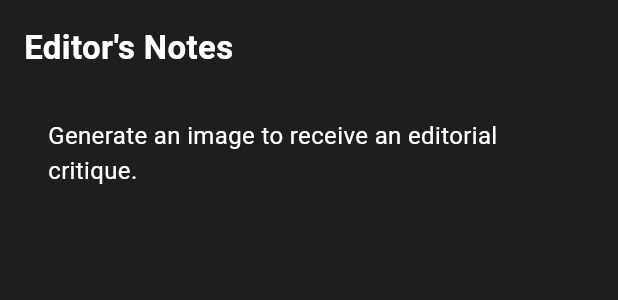
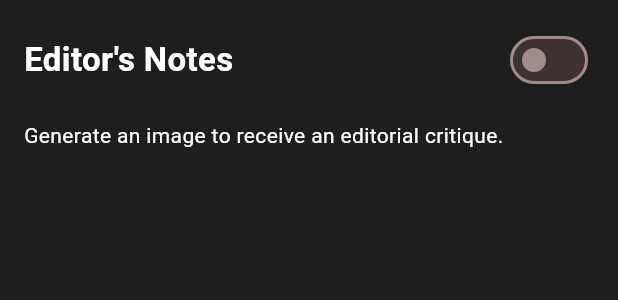
Before and after one commit to ghchinoy/editorial-look, a Flutter app: the CritiquePanel widget shown alone on an empty page, opened directly with empty values, on a phone screen of 412 x 824 dp. Shown: the top 300 px of the screen. Run offline on Flutter 3.47's test engine with Material 3 defaults, Android fonts, the light colour scheme and no system bars; our stand-ins replace cached_network_image, cloud_firestore, firebase_ai, firebase_auth, firebase_core, firebase_storage and 5 more; accounts and stored records are empty; generated files the repository leaves out were written again; network calls fail.

Commit message:
feat: Implement structured critique and aesthetic scores
This commit introduces a structured critique feature that provides users with more detailed feedback on their generated images. It also adds a feature to display an aesthetic score for each image.

Features:
- Updates the Gemini prompt to return a structured JSON object with an intro, per-image critiques, and a closing.
- Parses the JSON response and stores it in a new state variable.
- Updates the `CritiquePanel` widget to display the structured critique in a more organized format.
- Adds an aesthetic score overlay to the images in both the `ImageGrid` and `PageView` layouts.
- Adds a toggle to the `CritiquePanel` to show or hide the aesthetic score overlays.
- Stores the structured critique data in Firestore to persist it.

Fixes:
- Fixes a bug where the "Latest Looks" text was not visible in dark mode.
- Fixes a bug where the cards in the `CritiquePanel` were not using the correct theme colors in dark mode.

```diff
--- a/nina-app/lib/widgets/critique_panel.dart
+++ b/nina-app/lib/widgets/critique_panel.dart
@@ -3,11 +3,22 @@ import 'package:flutter_markdown/flutter_markdown.dart';
 
 /// A widget that displays the critique text from the model.
 class CritiquePanel extends StatelessWidget {
-  /// The critique text to display.
-  final String critiqueText;
+  /// The structured critique to display.
+  final Map<String, dynamic>? structuredCritique;
+
+  /// Whether to show the aesthetic scores on the images.
+  final bool showAestheticScores;
+
+  /// A callback to handle changes to the aesthetic score visibility.
+  final ValueChanged<bool> onShowAestheticScoresChanged;
 
   /// Creates a new [CritiquePanel] instance.
-  const CritiquePanel({super.key, required this.critiqueText});
+  const CritiquePanel({
+    super.key,
+    this.structuredCritique,
+    required this.showAestheticScores,
+    required this.onShowAestheticScoresChanged,
+  });
 
   @override
   Widget build(BuildContext context) {
@@ -17,6 +28,9 @@ class CritiquePanel extends StatelessWidget {
       child: Column(
         crossAxisAlignment: CrossAxisAlignment.start,
         children: [
+          Row(
+            mainAxisAlignment: MainAxisAlignment.spaceBetween,
+            children: [
               Text(
                 'Editor\'s Notes',
                 style: TextStyle(
@@ -25,17 +39,86 @@ class CritiquePanel extends StatelessWidget {
                   color: Theme.of(context).colorScheme.onSurface,
                 ),
               ),
+              Switch(
+                value: showAestheticScores,
+                onChanged: onShowAestheticScoresChanged,
+              ),
+            ],
+          ),
           const SizedBox(height: 16),
           Expanded(
-            child: Markdown(
-              data: critiqueText.isEmpty
-                  ? 'Generate an image to receive an editorial critique.'
-                  : critiqueText,
-              selectable: true,
-              styleSheet: MarkdownStyleSheet(
+            child: _buildCritiqueContent(context),
+          ),
+        ],
+      ),
+    );
+  }
+
+
+  Widget _buildCritiqueContent(BuildContext context) {
+    if (structuredCritique == null) {
+      return const Text('Generate an image to receive an editorial critique.');
+    }
+
+    final intro = structuredCritique!['intro'] as String?;
+    final imageCritiques =
+        structuredCritique!['image_critiques'] as List<dynamic>?;
+    final closing = structuredCritique!['closing'] as String?;
+
+    return ListView(
+      children: [
+        if (intro != null)
+          MarkdownBody(
+            data: intro,
+            styleSheet: _markdownStyleSheet(context),
+          ),
+        if (imageCritiques != null)
+          ...imageCritiques.map((critique) {
+            final critiqueText = critique['critique'] as String?;
+            final aestheticScore = critique['aesthetic_score'] as String?;
+            return Card(
+              margin: const EdgeInsets.symmetric(vertical: 8.0),
+              color: Theme.of(context).colorScheme.background,
+              child: Padding(
+                padding: const EdgeInsets.all(16.0),
+                child: Column(
+                  crossAxisAlignment: CrossAxisAlignment.start,
+                  children: [
+                    if (critiqueText != null)
+                      MarkdownBody(
+                        data: critiqueText,
+                        styleSheet: _markdownStyleSheet(context),
+                      ),
+                    if (aestheticScore != null) ...[
+                      const SizedBox(height: 8),
+                      Row(
+                        children: [
+                          const Text(
+                            'Aesthetic Score: ',
+                            style: TextStyle(fontWeight: FontWeight.bold),
+                          ),
+                          Text(aestheticScore),
+                        ],
+                      ),
+                    ]
+                  ],
+                ),
+              ),
+            );
+          }),
+        if (closing != null)
+          MarkdownBody(
+            data: closing,
+            styleSheet: _markdownStyleSheet(context),
+          ),
+      ],
+    );
+  }
+
+  MarkdownStyleSheet _markdownStyleSheet(BuildContext context) {
+    return MarkdownStyleSheet(
       p: TextStyle(
-                    fontSize: 16,
-                    color: Theme.of(context).colorScheme.onSurface),
+          fontSize: 16, color: Theme.of(context).colorScheme.onSurface),
       h1: TextStyle(
           fontSize: 24,
           fontWeight: FontWeight.bold,
@@ -48,11 +131,6 @@ class CritiquePanel extends StatelessWidget {
           fontSize: 20,
           fontWeight: FontWeight.bold,
           color: Theme.of(context).colorScheme.onSurface),
-              ),
-            ),
-          ),
-        ],
-      ),
     );
   }
 }
```
Also changed, not shown: nina-app/lib/home_screen.dart (+114 -81 lines), nina-app/lib/widgets/image_grid.dart (+51 -16 lines), 9 other files. Lines whose indentation alone changed are shown as unchanged.
